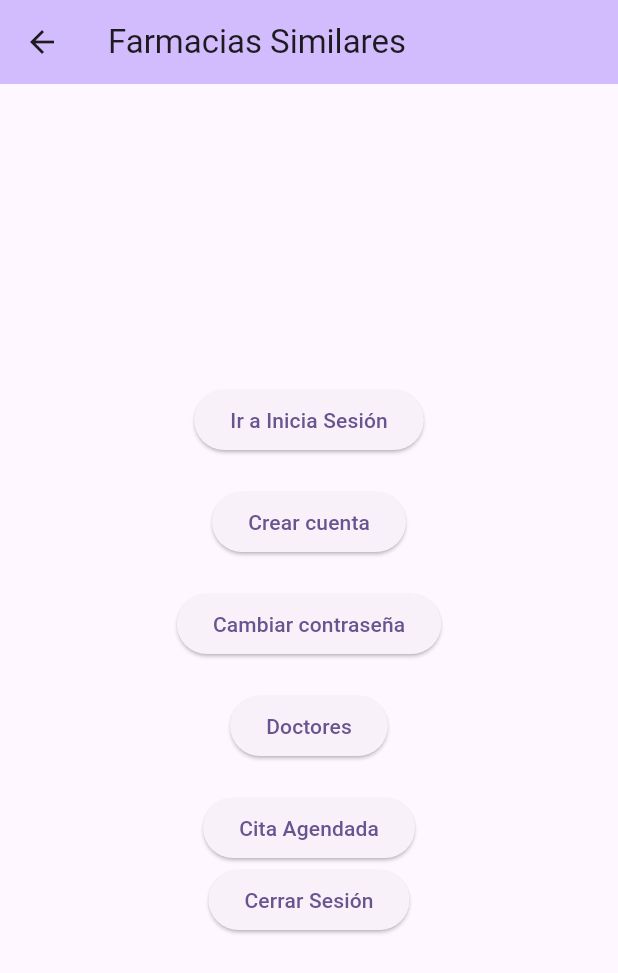
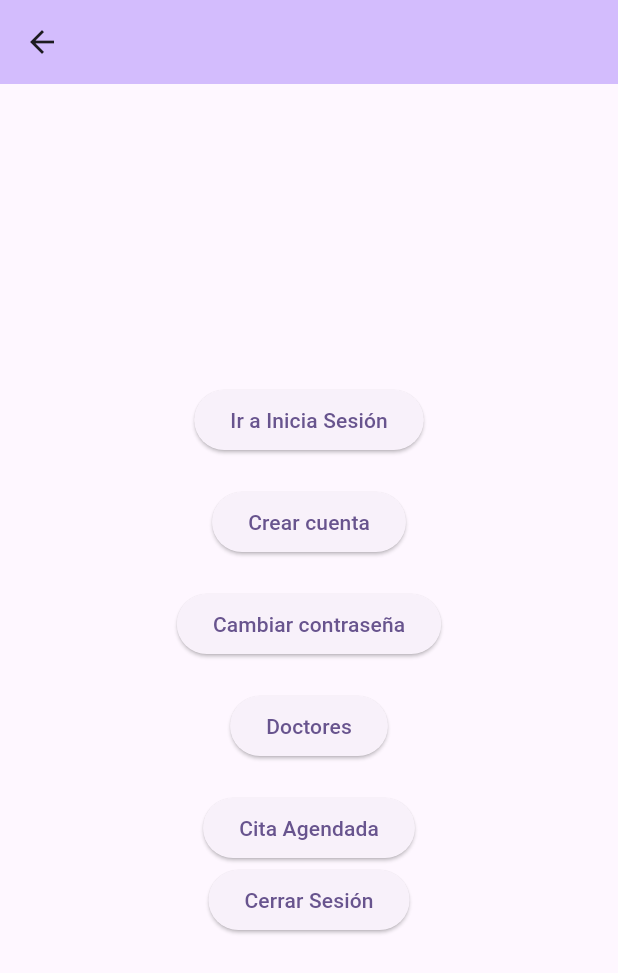
Before and after one commit to DiegoMarqm/proyecto_consultorio, a Flutter app: the Home screen opened directly, on a phone screen of 412 x 824 dp. Shown: the top 973 px of the screen. Run offline on Flutter 3.47's test engine with Material 3 defaults, Android fonts, the phone set to English and light mode, and no system bars; our stand-ins replace flutter_secure_storage; missing offline and left inert: mongo_dart; accounts and stored records are empty.

Commit message:
Update home.dart

```diff
--- a/lib/pages/home.dart
+++ b/lib/pages/home.dart
@@ -37,7 +37,7 @@
     return Scaffold(
       appBar: AppBar(
         backgroundColor: Theme.of(context).colorScheme.inversePrimary,
-        title: Text("Farmacias Similares"),
+        title: Text(_nombreUsuario),
       ),
       body: Center(
         child: Column(
```
